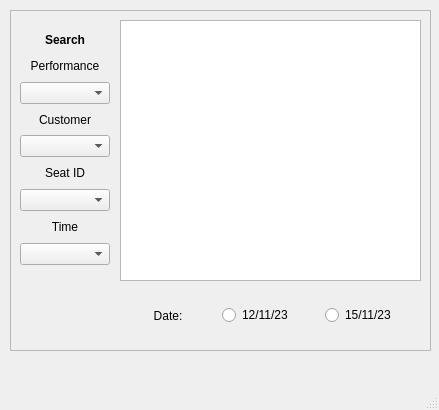
This is Records.ui in Dragon-Aurora/TheatreBookingSystem as Qt 5 draws it before an edit. The edited form follows.
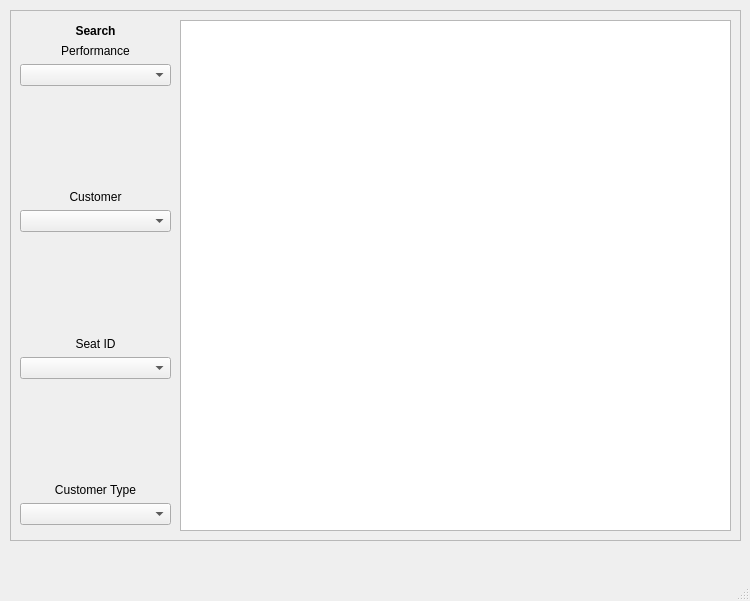
This is the edited form.

Commit message: Removed some unnecessary components from the UI's and added a Customer Type combo box in Records.ui

Diff of the .ui file:
```diff
--- a/Records.ui
+++ b/Records.ui
@@ -6,8 +6,8 @@
    <rect>
     <x>0</x>
     <y>0</y>
-    <width>439</width>
-    <height>410</height>
+    <width>750</width>
+    <height>601</height>
    </rect>
   </property>
   <property name="windowTitle">
@@ -19,8 +19,8 @@
      <rect>
       <x>10</x>
       <y>10</y>
-      <width>421</width>
-      <height>341</height>
+      <width>731</width>
+      <height>531</height>
      </rect>
     </property>
     <property name="frameShape">
@@ -33,9 +33,9 @@
      <property name="geometry">
       <rect>
        <x>10</x>
-       <y>20</y>
-       <width>90</width>
-       <height>235</height>
+       <y>14</y>
+       <width>151</width>
+       <height>501</height>
       </rect>
      </property>
      <layout class="QVBoxLayout" name="verticalLayout">
@@ -68,6 +68,19 @@
       <item>
        <widget class="QComboBox" name="Performance_Combo"/>
       </item>
+      <item>
+       <spacer name="verticalSpacer_2">
+        <property name="orientation">
+         <enum>Qt::Vertical</enum>
+        </property>
+        <property name="sizeHint" stdset="0">
+         <size>
+          <width>20</width>
+          <height>40</height>
+         </size>
+        </property>
+       </spacer>
+      </item>
       <item>
        <widget class="QLabel" name="label_3">
         <property name="text">
@@ -81,6 +94,19 @@
       <item>
        <widget class="QComboBox" name="Customer_Combo"/>
       </item>
+      <item>
+       <spacer name="verticalSpacer_3">
+        <property name="orientation">
+         <enum>Qt::Vertical</enum>
+        </property>
+        <property name="sizeHint" stdset="0">
+         <size>
+          <width>20</width>
+          <height>40</height>
+         </size>
+        </property>
+       </spacer>
+      </item>
       <item>
        <widget class="QLabel" name="label_4">
         <property name="text">
@@ -94,10 +120,23 @@
       <item>
        <widget class="QComboBox" name="SeatID_Combo"/>
       </item>
+      <item>
+       <spacer name="verticalSpacer_4">
+        <property name="orientation">
+         <enum>Qt::Vertical</enum>
+        </property>
+        <property name="sizeHint" stdset="0">
+         <size>
+          <width>20</width>
+          <height>40</height>
+         </size>
+        </property>
+       </spacer>
+      </item>
       <item>
        <widget class="QLabel" name="label_5">
         <property name="text">
-         <string>Time</string>
+         <string>Customer Type</string>
         </property>
         <property name="alignment">
          <set>Qt::AlignCenter</set>
@@ -112,49 +151,13 @@
     <widget class="QTableWidget" name="RecordsTable">
      <property name="geometry">
       <rect>
-       <x>110</x>
+       <x>170</x>
        <y>10</y>
-       <width>301</width>
-       <height>261</height>
+       <width>551</width>
+       <height>511</height>
       </rect>
      </property>
     </widget>
-    <widget class="QWidget" name="horizontalLayoutWidget">
-     <property name="geometry">
-      <rect>
-       <x>110</x>
-       <y>280</y>
-       <width>301</width>
-       <height>51</height>
-      </rect>
-     </property>
-     <layout class="QHBoxLayout" name="DateLayout">
-      <item>
-       <widget class="QLabel" name="label_11">
-        <property name="text">
-         <string>Date:</string>
-        </property>
-        <property name="alignment">
-         <set>Qt::AlignCenter</set>
-        </property>
-       </widget>
-      </item>
-      <item>
-       <widget class="QRadioButton" name="DateRadio12_11_23">
-        <property name="text">
-         <string>12/11/23</string>
-        </property>
-       </widget>
-      </item>
-      <item>
-       <widget class="QRadioButton" name="DateRadio15_11_23">
-        <property name="text">
-         <string>15/11/23</string>
-        </property>
-       </widget>
-      </item>
-     </layout>
-    </widget>
    </widget>
   </widget>
   <widget class="QMenuBar" name="menubar">
```
Left out of the diff: 6 changed lines with no effect on the pictures. The commit also changes 5 other files.
